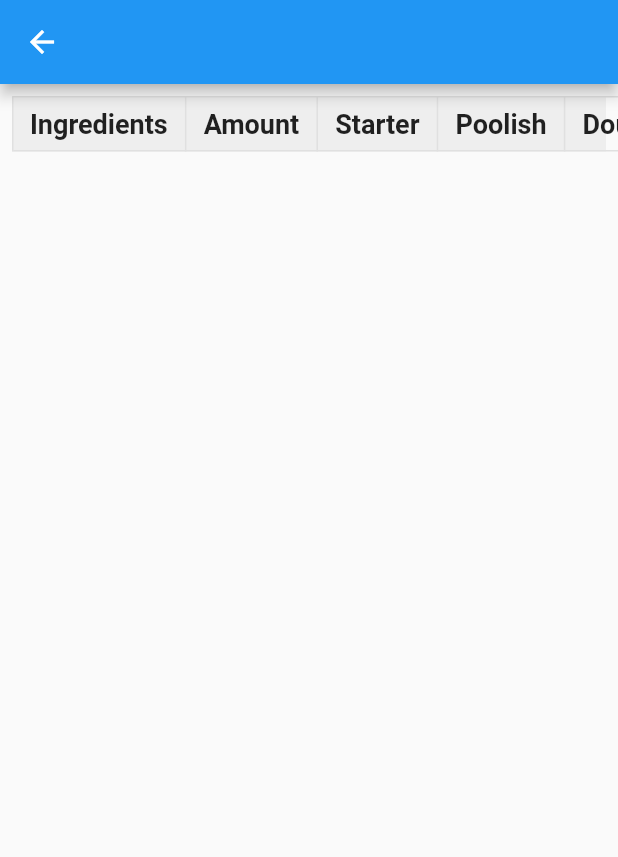
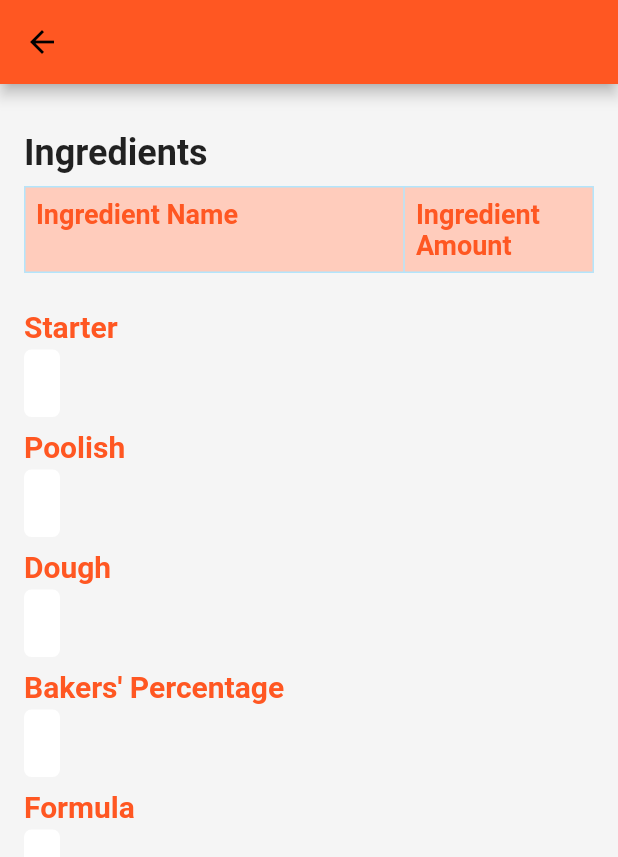
Before and after one commit to Milad-fotoohnejad/VIU_BakeryProject, a Flutter app: the BreadRecipeDisplay screen opened directly with empty values, on a phone screen of 412 x 824 dp. Shown: the top 857 px of the screen. Run offline on Flutter 3.47's test engine with Material 2 defaults, Android fonts, the phone set to English and light mode, and no system bars; our stand-ins replace cloud_firestore; accounts and stored records are empty.

Commit message:
Fixed the form layout, and the bug for the add button. fixed the form View on the page to show the form correctly

```diff
--- a/viu_bakery/lib/bread_recipe_display.dart
+++ b/viu_bakery/lib/bread_recipe_display.dart
@@ -11,60 +11,120 @@ class BreadRecipeDisplay extends StatelessWidget {
     return Scaffold(
       appBar: AppBar(
         title: Text(recipe.name),
+        backgroundColor: Colors.deepOrange,
       ),
-      body: SingleChildScrollView(
-        padding: EdgeInsets.all(8.0),
+      body: Container(
+        decoration: BoxDecoration(
+          color: Colors.grey[100],
+        ),
+        child: SingleChildScrollView(
+          padding: EdgeInsets.all(16.0),
+          child: Column(
+            crossAxisAlignment: CrossAxisAlignment.start,
+            children: [
+              SizedBox(height: 16),
+              Text(
+                'Ingredients',
+                style: TextStyle(fontSize: 24, fontWeight: FontWeight.bold),
+              ),
+              SizedBox(height: 8),
+              Container(
+                decoration: BoxDecoration(
+                  borderRadius: BorderRadius.circular(5),
+                  color: Colors.white,
+                ),
                 child: Table(
-          defaultColumnWidth: IntrinsicColumnWidth(),
-          border: TableBorder.all(color: Colors.grey[300]!),
+                  columnWidths: {
+                    0: FlexColumnWidth(2),
+                    1: FlexColumnWidth(1),
+                  },
+                  border: TableBorder.all(color: Colors.lightBlue[100]!),
                   children: [
                     TableRow(
-              decoration: BoxDecoration(color: Colors.grey[200]),
+                      decoration: BoxDecoration(
+                        color: Colors.deepOrange[100],
+                      ),
                       children: [
-                _buildHeaderCell('Ingredients'),
-                _buildHeaderCell('Amount'),
-                _buildHeaderCell('Starter'),
-                _buildHeaderCell('Poolish'),
-                _buildHeaderCell('Dough'),
-                _buildHeaderCell("Bakers'"),
-                _buildHeaderCell('Formula'),
+                        _buildTableHeader('Ingredient Name'),
+                        _buildTableHeader('Ingredient Amount'),
                       ],
                     ),
-            for (int i = 0; i < recipe.ingredients.length; i++)
-              TableRow(
-                decoration: BoxDecoration(
-                  color: i % 2 == 0 ? Colors.white : Colors.grey[100],
-                ),
+                    ...recipe.ingredients.map((ingredient) {
+                      return TableRow(
                         children: [
-                  _buildDataCell(recipe.ingredients[i].name),
-                  _buildDataCell(recipe.ingredients[i].amount),
-                  i == 0 ? _buildDataCell(recipe.starter) : _buildDataCell(''),
-                  i == 0 ? _buildDataCell(recipe.poolish) : _buildDataCell(''),
-                  i == 0 ? _buildDataCell(recipe.dough) : _buildDataCell(''),
-                  i == 0
-                      ? _buildDataCell(recipe.bakersPercentage)
-                      : _buildDataCell(''),
-                  i == 0 ? _buildDataCell(recipe.formula) : _buildDataCell(''),
+                          _buildTableCell(ingredient.name),
+                          _buildTableCell(ingredient.amount),
+                        ],
+                      );
+                    }).toList(),
                   ],
                 ),
+              ),
+              SizedBox(height: 24),
+              _buildInfoSection('Starter', recipe.starter),
+              _buildInfoSection('Poolish', recipe.poolish),
+              _buildInfoSection('Dough', recipe.dough),
+              _buildInfoSection("Bakers' Percentage", recipe.bakersPercentage),
+              _buildInfoSection('Formula', recipe.formula),
             ],
+          ),
         ),
       ),
     );
   }
 
-  Widget _buildHeaderCell(String text) {
-    return Container(
-      padding: EdgeInsets.symmetric(vertical: 8.0, horizontal: 12.0),
-      child: Text(text,
-          style: TextStyle(fontSize: 18, fontWeight: FontWeight.w600)),
+  Widget _buildTableHeader(String text) {
+    return Padding(
+      padding: const EdgeInsets.all(8.0),
+      child: Text(
+        text,
+        style: TextStyle(
+          fontSize: 18,
+          fontWeight: FontWeight.bold,
+          color: Colors.deepOrange,
+        ),
+      ),
     );
   }
 
-  Widget _buildDataCell(String text) {
-    return Container(
-      padding: EdgeInsets.symmetric(vertical: 8.0, horizontal: 12.0),
-      child: Text(text, style: TextStyle(fontSize: 16)),
+  Widget _buildTableCell(String text) {
+    return Padding(
+      padding: const EdgeInsets.all(8.0),
+      child: Text(
+        text,
+        style: TextStyle(fontSize: 18),
+      ),
+    );
+  }
+
+  Widget _buildInfoSection(String title, String value) {
+    return Padding(
+      padding: const EdgeInsets.only(bottom: 8.0),
+      child: Column(
+        crossAxisAlignment: CrossAxisAlignment.start,
+        children: [
+          Text(
+            title,
+            style: TextStyle(
+              fontSize: 20,
+              fontWeight: FontWeight.bold,
+              color: Colors.deepOrange,
+            ),
+          ),
+          SizedBox(height: 4),
+          Container(
+            decoration: BoxDecoration(
+              borderRadius: BorderRadius.circular(5),
+              color: Colors.white,
+            ),
+            padding: EdgeInsets.all(12),
+            child: Text(
+              value,
+              style: TextStyle(fontSize: 18),
+            ),
+          ),
+        ],
+      ),
     );
   }
 }
--- a/viu_bakery/pubspec.yaml
+++ b/viu_bakery/pubspec.yaml
@@ -104,3 +104,4 @@ flutter:
   # see https://flutter.dev/custom-fonts/#from-packages
   assets:
     - excelFiles/
+    - background-assets/
```
Also changed, not shown: viu_bakery/lib/bread_recipe_form.dart (+34 -29 lines), viu_bakery/lib/main.dart (+47 -20 lines), viu_bakery/background-assets/background.jpg (added). Lines whose indentation alone changed are shown as unchanged.
